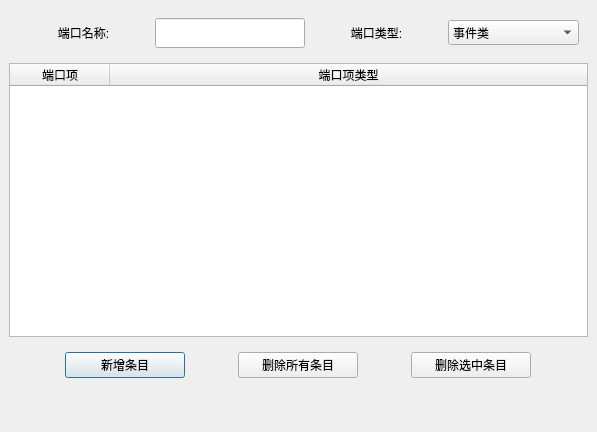
Above: SelfWidget/myportoutputdialog.ui from xibeilang524/Graphics before the change. Below: the same form after it.
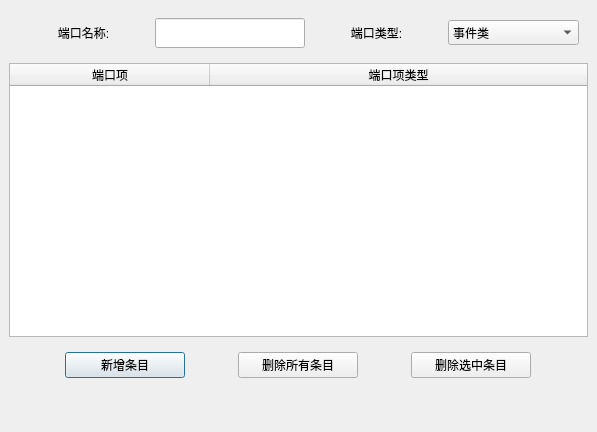
That is the form after the change.

The edit to the form file:
```diff
--- a/SelfWidget/myportoutputdialog.ui
+++ b/SelfWidget/myportoutputdialog.ui
@@ -91,9 +91,27 @@
       </item>
       <item>
        <widget class="QTableWidget" name="tableWidget">
+        <property name="font">
+         <font>
+          <weight>50</weight>
+          <bold>false</bold>
+         </font>
+        </property>
+        <attribute name="horizontalHeaderDefaultSectionSize">
+         <number>200</number>
+        </attribute>
+        <attribute name="horizontalHeaderShowSortIndicator" stdset="0">
+         <bool>false</bool>
+        </attribute>
         <attribute name="horizontalHeaderStretchLastSection">
          <bool>true</bool>
         </attribute>
+        <attribute name="verticalHeaderCascadingSectionResizes">
+         <bool>false</bool>
+        </attribute>
+        <attribute name="verticalHeaderStretchLastSection">
+         <bool>false</bool>
+        </attribute>
         <column>
          <property name="text">
           <string>端口项</string>
```
Left out of the diff: 6 changed lines with no effect on the pictures.
